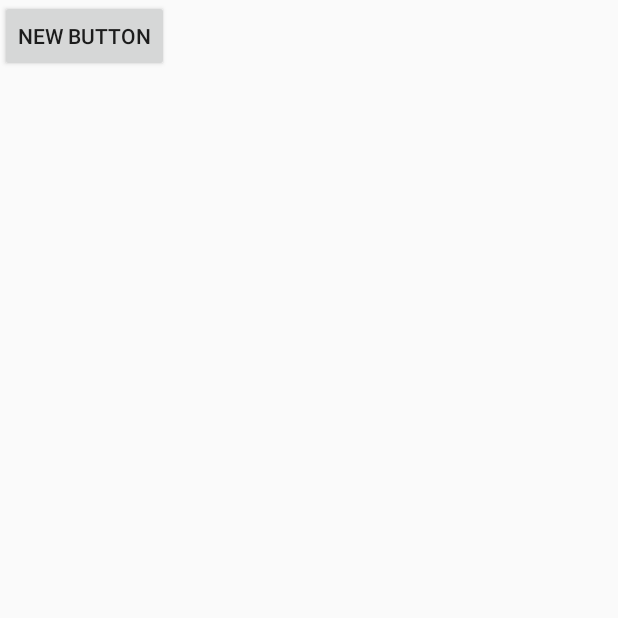
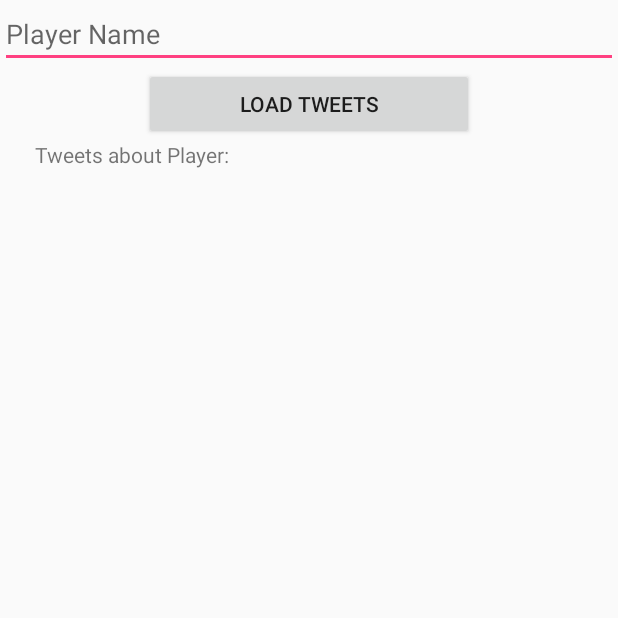
Before and after one commit to wgma00/sports-hack-chtelgrli, an Android app: the TrendingInTwitterActivity screen opened directly, with no data from a screen before it, on a phone screen of 412 x 824 dp, the top half of it. Run offline under Robolectric (Android 15) with nearby library versions, the phone set to English and light mode, and no system bars.

Commit message:
Twitter feed final fix

```diff
--- a/Fuudi/app/src/main/res/layout/activity_trending_in_twitter.xml
+++ b/Fuudi/app/src/main/res/layout/activity_trending_in_twitter.xml
@@ -1,17 +1,41 @@
 <?xml version="1.0" encoding="utf-8"?>
-<LinearLayout
+<RelativeLayout
     xmlns:android="http://schemas.android.com/apk/res/android"
     xmlns:tools="http://schemas.android.com/tools"
     android:layout_width="wrap_content"
     android:layout_height="match_parent"
     android:orientation="vertical"
-    >
+    android:weightSum="1">
+
+    <EditText
+        android:layout_width="match_parent"
+        android:layout_height="wrap_content"
+        android:inputType="textEmailAddress"
+        android:ems="10"
+        android:id="@+id/playerNameBox"
+        android:hint="Player Name"
+        android:layout_marginLeft="0dp"
+        android:layout_alignParentTop="true"
+        android:layout_alignParentStart="true" />
 
     <Button
-        android:layout_width="wrap_content"
+        android:layout_width="220dp"
         android:layout_height="wrap_content"
-        android:text="New Button"
-        android:id="@+id/button" />
+        android:text="LOAD TWEETS"
+        android:id="@+id/backButton"
+        android:clickable="true"
+        android:onClick="loadPlayerTrends"
+        android:layout_marginLeft="0dp"
+        android:layout_below="@+id/playerNameBox"
+        android:layout_centerHorizontal="true" />
 
-
-</LinearLayout>
+    <TextView
+        android:layout_width="365dp"
+        android:layout_height="450dp"
+        android:text="Tweets about Player:"
+        android:id="@+id/playerTweets"
+        android:layout_marginLeft="0dp"
+        android:layout_alignParentBottom="true"
+        android:layout_centerHorizontal="true"
+        android:layout_below="@+id/backButton" />
+</RelativeLayout>
```
Also changed, not shown: Fuudi/app/src/main/java/com/fantasybuddy/user/fuudi/TrendingInTwitterActivity.java (+46 -2 lines), Fuudi/app/src/main/java/com/fantasybuddy/user/fuudi/TwitterUpdates.java (+54 -48 lines).
